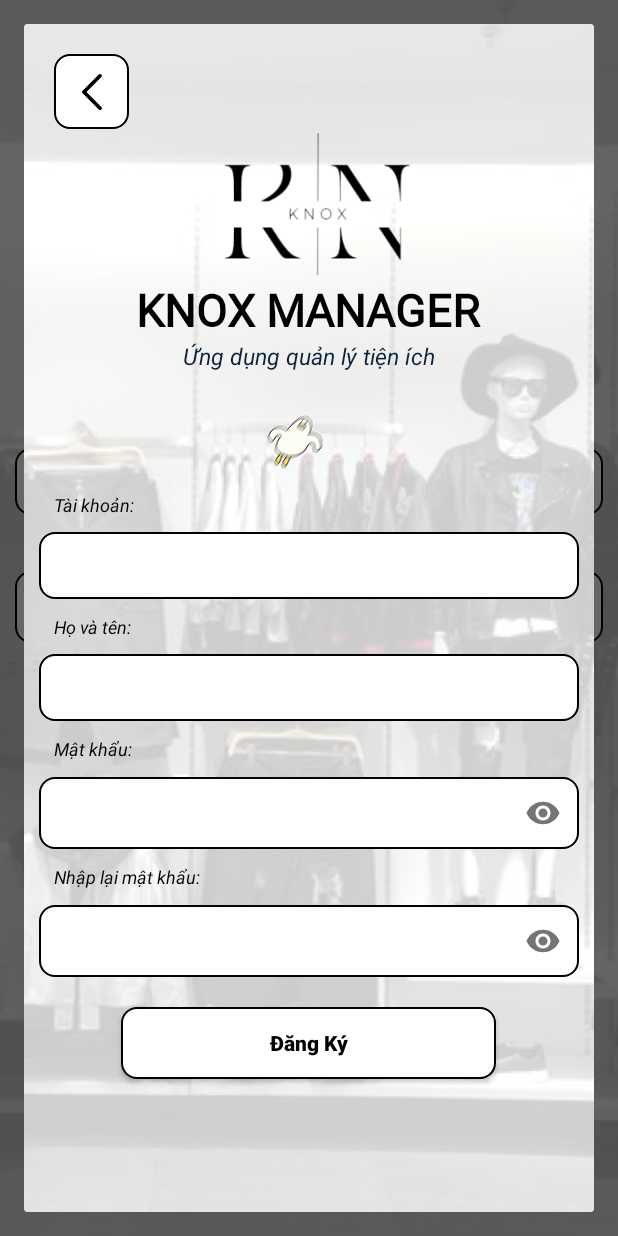
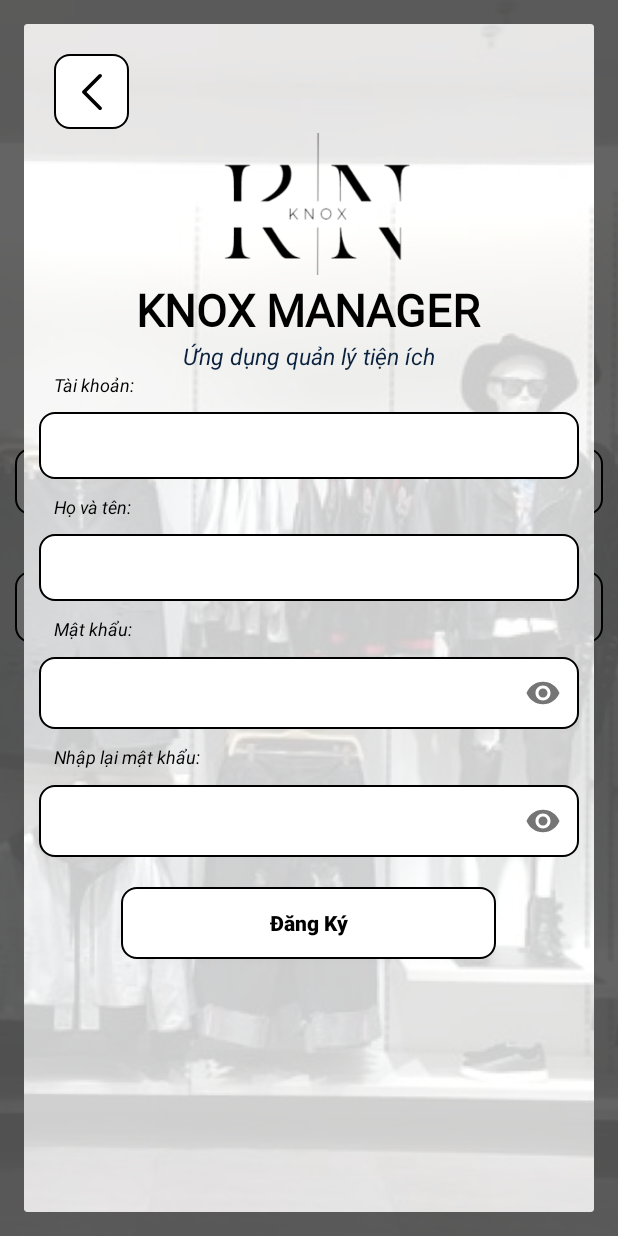
Before and after one commit to lddm4200/knoxManager, an Android app: the screen it shows after launch (logIn), after a tap on "Bạn chưa có tài khoản ư?", on a phone screen of 412 x 824 dp. Run offline under Robolectric (Android 15) with nearby library versions, the phone set to English and light mode, and no system bars; libraries missing offline, so code that uses them is left out: pl.droidsonroids.gif; Roboto replaces fonts that are not available here; 4 statements that could not run were skipped; 2 other taps on this screen came first.

Commit message:
28/11/ 10h40

```diff
--- a/app/src/main/java/com/example/knoxmanager/logIn.java
+++ b/app/src/main/java/com/example/knoxmanager/logIn.java
@@ -19,6 +19,7 @@ import android.view.View;
 import android.widget.TextView;
 import android.widget.Toast;
 
+import com.bumptech.glide.Glide;
 import com.example.knoxmanager.dao.NguoiDungDao;
 import com.example.knoxmanager.model.NguoiDung;
 
@@ -118,8 +119,6 @@ private Button button;
         builder.setView(view);
         Dialog dialog = builder.create();
         dialog.show();
-
-
         NguoiDungDao tvDao = new NguoiDungDao(context);
 
         // anh xa
@@ -128,15 +127,7 @@ private Button button;
         edtMatKhau = dialog.findViewById(R.id.edtReMkDk);
         edtRe_MatKhau = dialog.findViewById(R.id.edtReMkDk);
         btnluu = dialog.findViewById(R.id.btnDksigin);
-        vitdk = dialog.findViewById(R.id.vitdk);
         ibtnBack = dialog.findViewById(R.id.ibtnBack);
-
-//        try {
-//            GifDrawable gifDrawable = new GifDrawable(getResources(), R.drawable.vit);
-//            vitdk.setImageDrawable(gifDrawable);
-//        } catch (IOException e) {
-//            e.printStackTrace();
-//        }
 
         ibtnBack.setOnClickListener(new View.OnClickListener() {
             @Override
--- a/app/src/main/res/layout/activity_sig_in.xml
+++ b/app/src/main/res/layout/activity_sig_in.xml
@@ -42,12 +42,6 @@
         android:textSize="15sp"
         android:textStyle="italic" />
 
-    <ImageView
-        android:id="@+id/vitdk"
-        android:layout_width="80dp"
-        android:layout_height="80dp"
-        android:layout_gravity="center"
-        android:src="@drawable/vit" />
 
     <TextView
         android:layout_width="wrap_content"
--- a/app/src/main/res/layout/item_nguoi_dung.xml
+++ b/app/src/main/res/layout/item_nguoi_dung.xml
@@ -5,7 +5,7 @@
 
     <LinearLayout
         android:layout_marginTop="10dp"
-        android:layout_width="410dp"
+        android:layout_width="match_parent"
         android:layout_height="wrap_content"
         android:orientation="horizontal"
         android:background="@drawable/butum"
@@ -17,6 +17,7 @@
     android:layout_width="50dp"
     android:layout_height="60dp"
     android:layout_weight="1"
+
     android:src="@drawable/imgtk"
     />
         <LinearLayout
```
